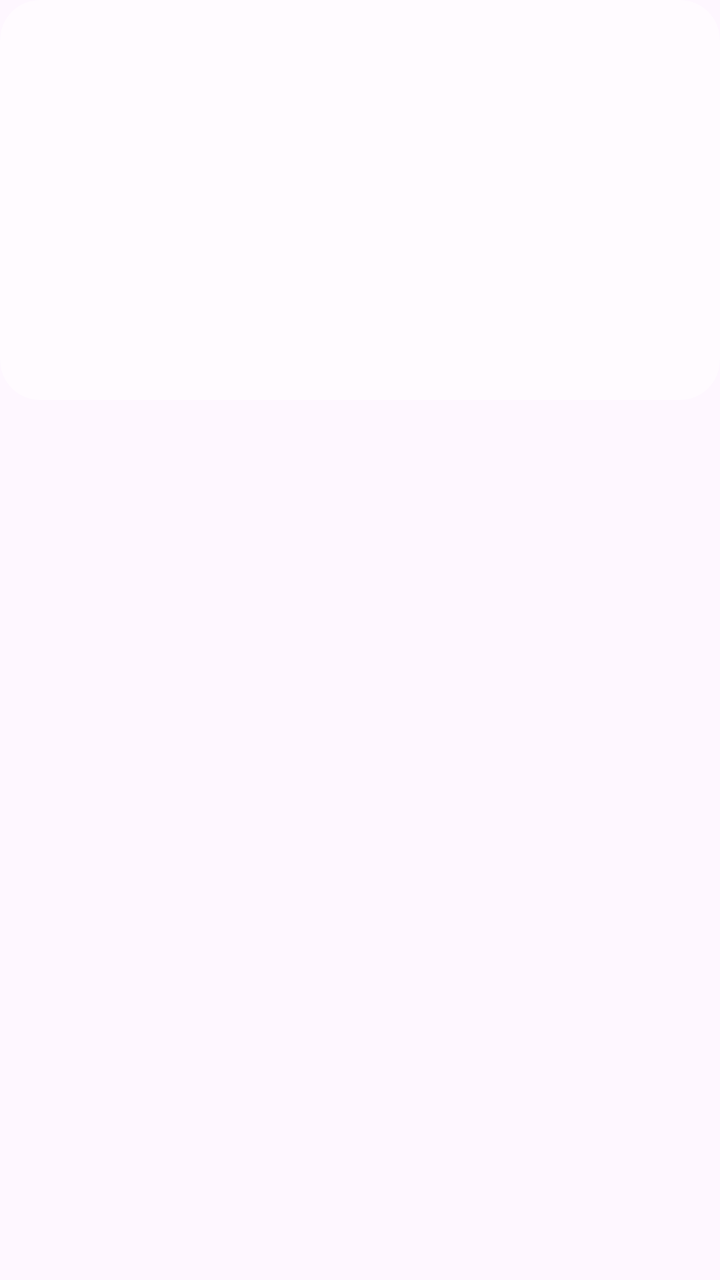
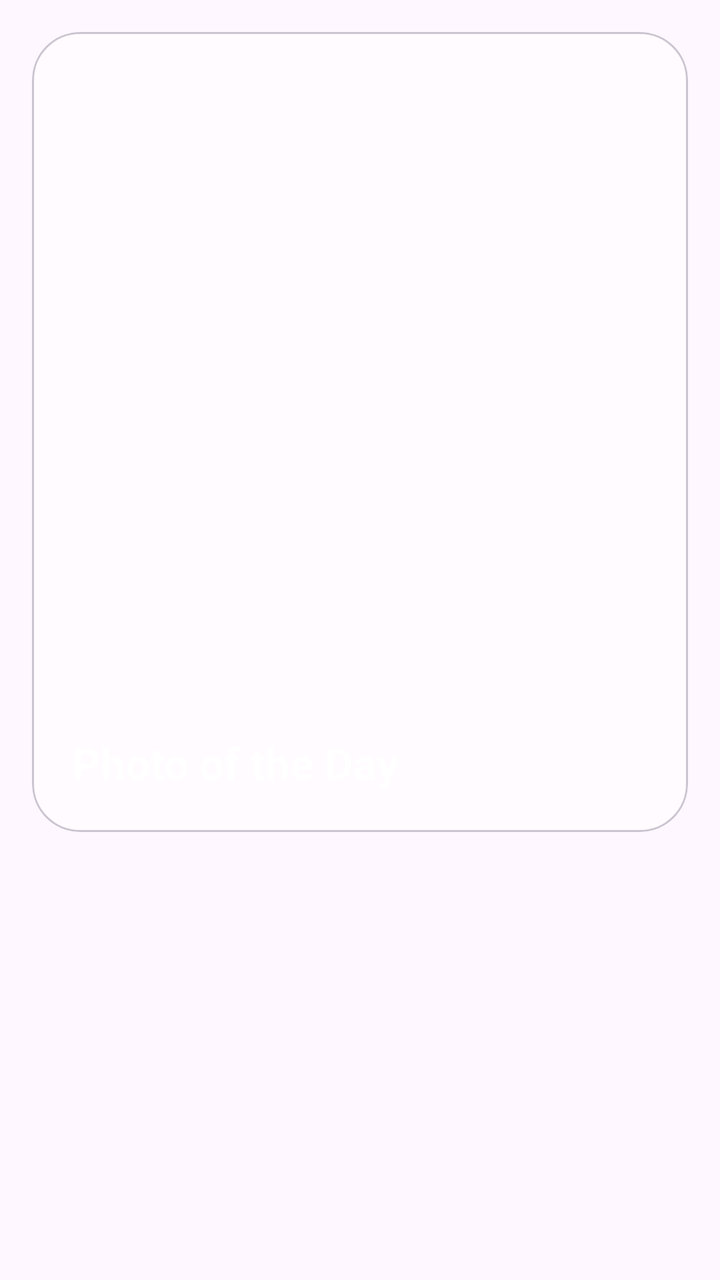

Screens rendered from an Android XML layout before and after an edit, with the pre-edit source and the edit as a unified diff.
<!-- AndroidManifest.xml: application theme Theme.NASA -->
<!-- res/layout/item_main_big_card.xml -->
<?xml version="1.0" encoding="utf-8"?>
<FrameLayout
    xmlns:android="http://schemas.android.com/apk/res/android"
    xmlns:app="http://schemas.android.com/apk/res-auto"
    android:layout_width="match_parent"
    android:layout_height="match_parent">

    <com.google.android.material.card.MaterialCardView
        android:layout_width="match_parent"
        android:layout_height="200dp"
        android:layout_marginBottom="12dp"
        app:cardCornerRadius="20dp"
        app:cardElevation="0dp"
        app:strokeWidth="0dp"
        android:backgroundTint="@android:color/transparent">

        <FrameLayout
            android:layout_width="match_parent"
            android:layout_height="match_parent">

            <ImageView
                android:id="@+id/image"
                android:layout_width="match_parent"
                android:layout_height="match_parent"
                android:scaleType="centerCrop"/>

            <View
                android:layout_width="match_parent"
                android:layout_height="match_parent"
                android:background="@drawable/bg_glass"/>

            <TextView
                android:id="@+id/title"
                android:layout_width="wrap_content"
                android:layout_height="wrap_content"
                android:textColor="@android:color/white"
                android:textSize="18sp"
                android:textStyle="bold"
                android:layout_gravity="bottom|start"
                android:padding="12dp"/>

        </FrameLayout>

    </com.google.android.material.card.MaterialCardView>

</FrameLayout>
<!-- resources referenced by this layout -->
<resources>
  <!-- drawable bg_glass (drawable) -->
  <?xml version="1.0" encoding="utf-8"?>
  <shape xmlns:android="http://schemas.android.com/apk/res/android">
      <solid android:color="#66FFFFFF"/>
      <corners android:radius="20dp"/>
  </shape>
  <style name="Theme.NASA" parent="Base.Theme.NASA" />
  <style name="Base.Theme.NASA" parent="Theme.Material3.DayNight.NoActionBar">
          
          
      </style>
</resources>

<!-- the commit's change to res/layout/item_main_big_card.xml (unified diff, before → after) -->
@@ -2,19 +2,16 @@
 <FrameLayout
     xmlns:android="http://schemas.android.com/apk/res/android"
     xmlns:app="http://schemas.android.com/apk/res-auto"
-    android:layout_width="match_parent"
-    android:layout_height="match_parent">
+    android:layout_width="wrap_content"
+    android:layout_height="wrap_content">
 
     <com.google.android.material.card.MaterialCardView
         android:layout_width="match_parent"
-        android:layout_height="200dp"
-        android:layout_marginBottom="12dp"
-        app:cardCornerRadius="20dp"
-        app:cardElevation="0dp"
-        app:strokeWidth="0dp"
-        android:backgroundTint="@android:color/transparent">
+        android:layout_height="400dp"
+        android:layout_margin="16dp"
+        app:cardCornerRadius="24dp">
 
-        <FrameLayout
+        <androidx.constraintlayout.widget.ConstraintLayout
             android:layout_width="match_parent"
             android:layout_height="match_parent">
 
@@ -22,25 +19,26 @@
                 android:id="@+id/image"
                 android:layout_width="match_parent"
                 android:layout_height="match_parent"
-                android:scaleType="centerCrop"/>
+                android:scaleType="centerCrop" />
 
             <View
                 android:layout_width="match_parent"
                 android:layout_height="match_parent"
-                android:background="@drawable/bg_glass"/>
+                android:background="@drawable/bg_glass" />
 
             <TextView
                 android:id="@+id/title"
                 android:layout_width="wrap_content"
                 android:layout_height="wrap_content"
+                android:text="Photo of the Day"
                 android:textColor="@android:color/white"
-                android:textSize="18sp"
+                android:textSize="22sp"
                 android:textStyle="bold"
-                android:layout_gravity="bottom|start"
-                android:padding="12dp"/>
+                app:layout_constraintBottom_toBottomOf="parent"
+                app:layout_constraintStart_toStartOf="parent"
+                android:padding="20dp" />
 
-        </FrameLayout>
-
+        </androidx.constraintlayout.widget.ConstraintLayout>
     </com.google.android.material.card.MaterialCardView>
 
 </FrameLayout>
